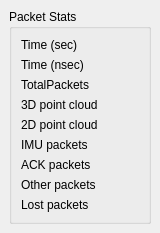
First picture: the form in src/StatsDock.ui, repository markgol/L2diagnostic, before the edit.
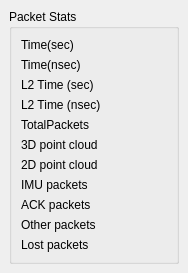
Second picture: the form after the edit.

Diff of the .ui file:
```diff
--- a/src/StatsDock.ui
+++ b/src/StatsDock.ui
@@ -6,8 +6,8 @@
    <rect>
     <x>0</x>
     <y>0</y>
-    <width>160</width>
-    <height>210</height>
+    <width>188</width>
+    <height>234</height>
    </rect>
   </property>
   <property name="windowTitle">
@@ -21,96 +21,124 @@
        <string>Packet Stats</string>
       </property>
       <layout class="QFormLayout" name="StatsLayout">
-       <item row="0" column="0">
+       <item row="2" column="0">
         <widget class="QLabel" name="lblTimeSecText">
          <property name="text">
-          <string>Time (sec)</string>
+          <string>L2 Time (sec)</string>
          </property>
         </widget>
        </item>
-       <item row="0" column="1">
+       <item row="2" column="1">
         <widget class="QLabel" name="lblTimeSecValue"/>
        </item>
-       <item row="1" column="0">
+       <item row="3" column="0">
         <widget class="QLabel" name="lblTimeNSecText">
          <property name="text">
-          <string>Time (nsec)</string>
+          <string>L2 Time (nsec)</string>
          </property>
         </widget>
        </item>
-       <item row="1" column="1">
+       <item row="3" column="1">
         <widget class="QLabel" name="lblTimeNSecValue"/>
        </item>
-       <item row="2" column="0">
+       <item row="4" column="0">
         <widget class="QLabel" name="lblTotalText">
          <property name="text">
           <string>TotalPackets</string>
          </property>
         </widget>
        </item>
-       <item row="2" column="1">
+       <item row="4" column="1">
         <widget class="QLabel" name="lblTotalValue"/>
        </item>
-       <item row="3" column="0">
+       <item row="5" column="0">
         <widget class="QLabel" name="lbl3DText">
          <property name="text">
           <string>3D point cloud</string>
          </property>
         </widget>
        </item>
-       <item row="4" column="0">
+       <item row="6" column="0">
         <widget class="QLabel" name="lbl2DText">
          <property name="text">
           <string>2D point cloud</string>
          </property>
         </widget>
        </item>
-       <item row="5" column="0">
+       <item row="7" column="0">
         <widget class="QLabel" name="lblIMUText">
          <property name="text">
           <string>IMU packets</string>
          </property>
         </widget>
        </item>
-       <item row="6" column="0">
+       <item row="8" column="0">
         <widget class="QLabel" name="lblACKText">
          <property name="text">
           <string>ACK packets</string>
          </property>
         </widget>
        </item>
-       <item row="7" column="0">
+       <item row="9" column="0">
         <widget class="QLabel" name="lblOtherText">
          <property name="text">
           <string>Other packets</string>
          </property>
         </widget>
        </item>
-       <item row="8" column="0">
+       <item row="10" column="0">
         <widget class="QLabel" name="lblLostText">
          <property name="text">
           <string>Lost packets</string>
          </property>
         </widget>
        </item>
-       <item row="3" column="1">
+       <item row="5" column="1">
         <widget class="QLabel" name="lbl3DValue"/>
        </item>
-       <item row="4" column="1">
+       <item row="6" column="1">
         <widget class="QLabel" name="lbl2DValue"/>
        </item>
-       <item row="5" column="1">
+       <item row="7" column="1">
         <widget class="QLabel" name="lblIMUValue"/>
        </item>
-       <item row="6" column="1">
+       <item row="8" column="1">
         <widget class="QLabel" name="lblACKValue"/>
        </item>
-       <item row="7" column="1">
+       <item row="9" column="1">
         <widget class="QLabel" name="lblOtherValue"/>
        </item>
-       <item row="8" column="1">
+       <item row="10" column="1">
         <widget class="QLabel" name="lblLostValue"/>
        </item>
+       <item row="0" column="0">
+        <widget class="QLabel" name="lblSysTimeSecText">
+         <property name="text">
+          <string>Time(sec)</string>
+         </property>
+        </widget>
+       </item>
+       <item row="0" column="1">
+        <widget class="QLabel" name="lblSysTimeSecValue">
+         <property name="text">
+          <string/>
+         </property>
+        </widget>
+       </item>
+       <item row="1" column="0">
+        <widget class="QLabel" name="lblSysTimeNsecText">
+         <property name="text">
+          <string>Time(nsec)</string>
+         </property>
+        </widget>
+       </item>
+       <item row="1" column="1">
+        <widget class="QLabel" name="lblSysTimeNsecValue">
+         <property name="text">
+          <string/>
+         </property>
+        </widget>
+       </item>
       </layout>
      </widget>
     </item>
```
